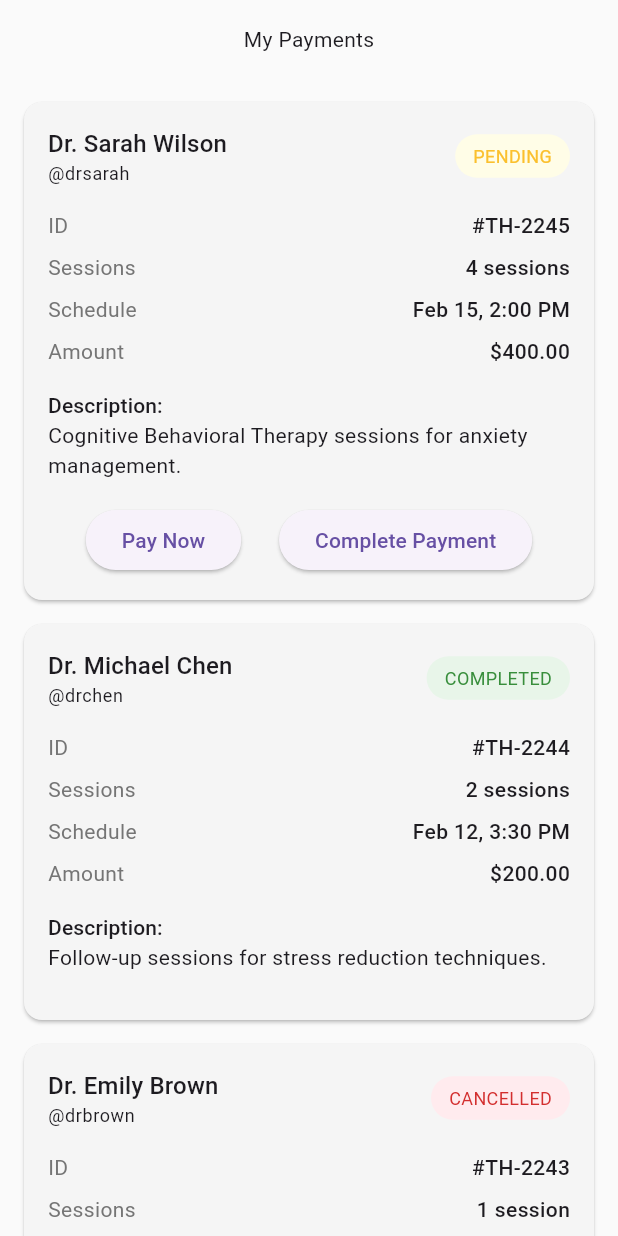
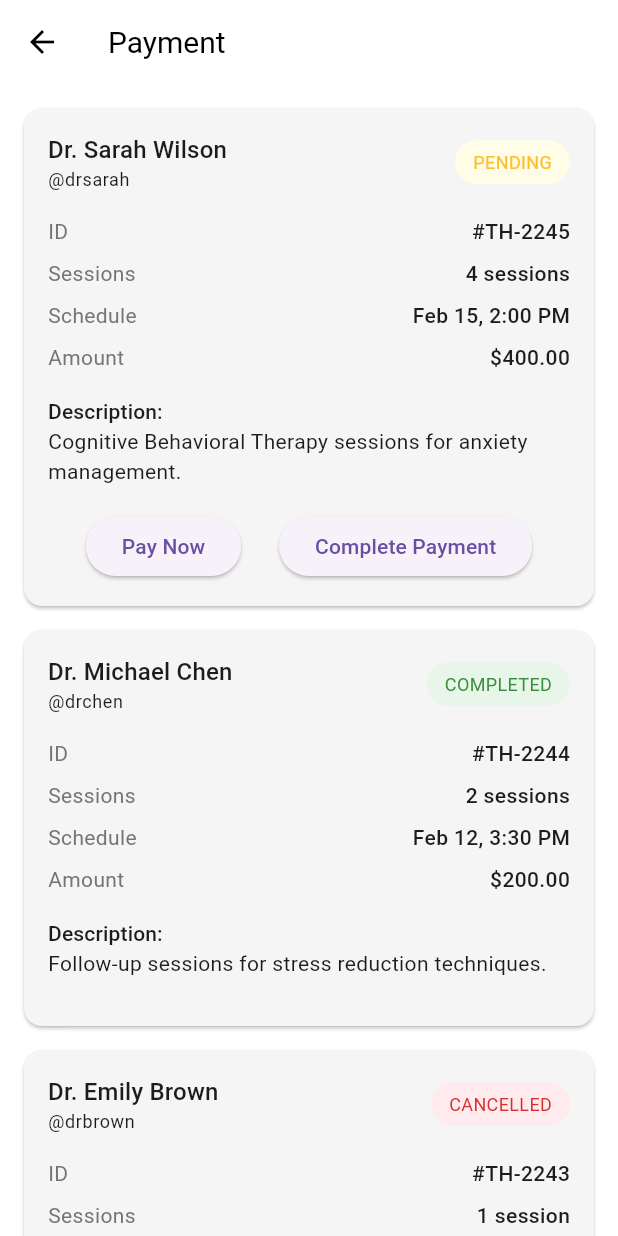
Before and after one commit to Fikiremariyam/teraflow, a Flutter app: the CustomerPaymentPage screen opened directly, on a phone screen of 412 x 824 dp. Run offline on Flutter 3.47's test engine with Material 3 defaults, Android fonts, the phone set to English and light mode, and no system bars; our stand-ins replace cloud_firestore, file_picker, firebase_auth, firebase_core, flick_video_player, flutter_dotenv and 11 more; missing offline and left inert: cloudinary_flutter, cloudinary_url_gen, zego_uikit_prebuilt_call; accounts and stored records are empty; project files that could hold a hidden picture were left out.

Commit message:
Customer Payment Page_ modified

```diff
--- a/lib/pages/splashPage/CustomerPaymetn_Page.dart
+++ b/lib/pages/splashPage/CustomerPaymetn_Page.dart
@@ -8,16 +8,21 @@ class CustomerPaymentPage extends StatelessWidget {
   @override
   Widget build(BuildContext context) {
     return Scaffold(
-      backgroundColor: Colors.grey[50],
+      backgroundColor: Colors.white,
+      appBar: AppBar(
+        backgroundColor: Colors.white,
+        elevation: 0,
+        leading: IconButton(
+          icon: const Icon(Icons.arrow_back, color: Colors.black),
+          onPressed: () => Navigator.pop(context),
+        ),
+        title: const Text(
+          'Payment',
+          style: TextStyle(color: Colors.black, fontSize: 20),
+        ),
+      ),
       body: Column(
         children: [
-          Padding(
-            padding: const EdgeInsets.all(16.0),
-            child: Text(
-              'My Payments',
-              //style: Theme.of(context).textTheme.headlineMedium,
-            ),
-          ),
           Expanded(
             child: _buildPaymentsList(context),
           ),
```
